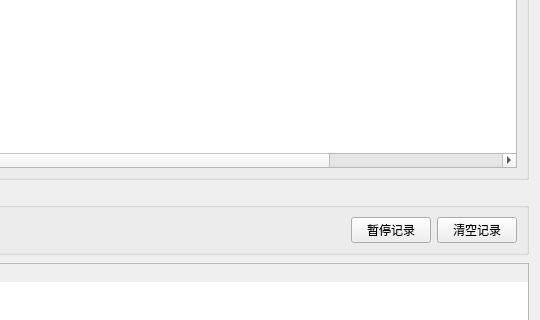
Above: src/pages/MonitorPage.ui from niudamei/IndustrialHub before the change; both pictures show x 660 to 1200 and y 178 to 498 of the 1200 by 760 pixel window. Below: the same form after it.
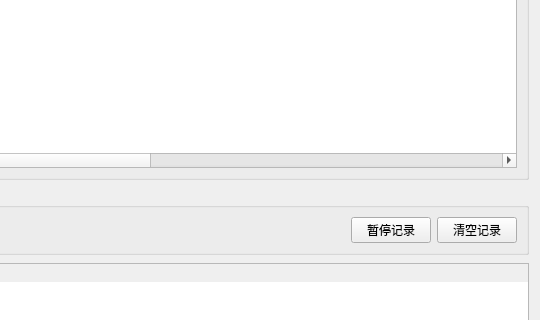
That is the form after the change.

Commit message: feat(monitor): expand device metrics columns

Diff of the .ui file:
```diff
--- a/src/pages/MonitorPage.ui
+++ b/src/pages/MonitorPage.ui
@@ -32,7 +32,7 @@
         <property name="minimumSize"><size><width>0</width><height>150</height></size></property>
         <property name="maximumHeight"><number>230</number></property>
         <property name="rowCount"><number>0</number></property>
-        <property name="columnCount"><number>13</number></property>
+        <property name="columnCount"><number>16</number></property>
        </widget>
       </item>
      </layout>
```
